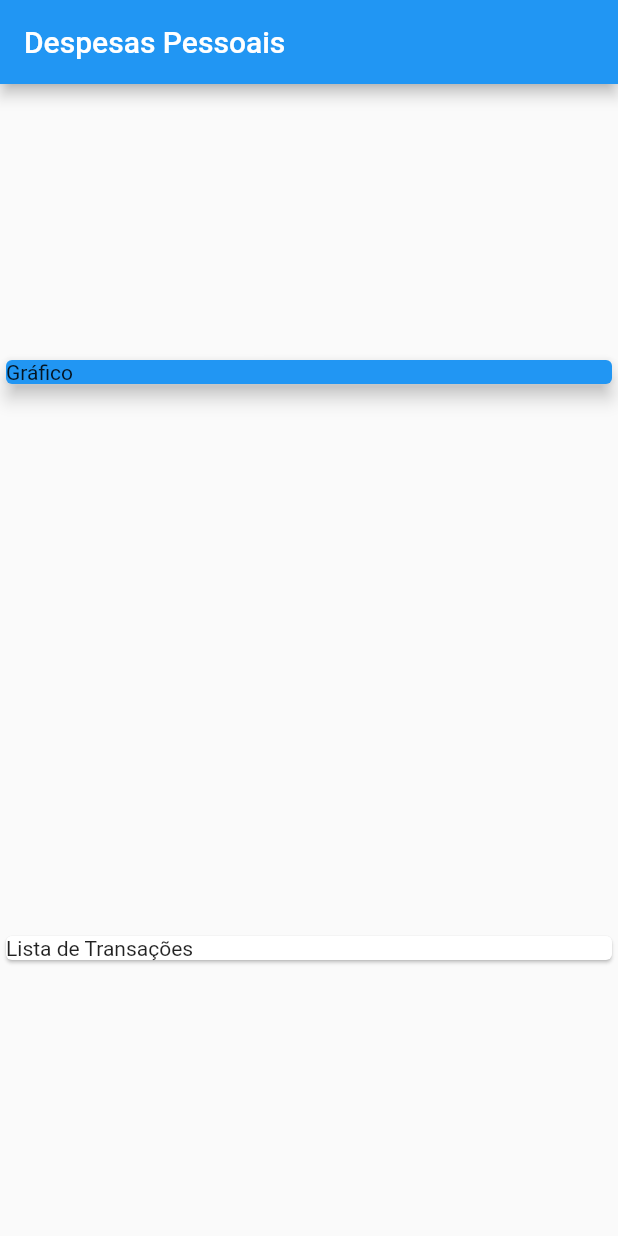
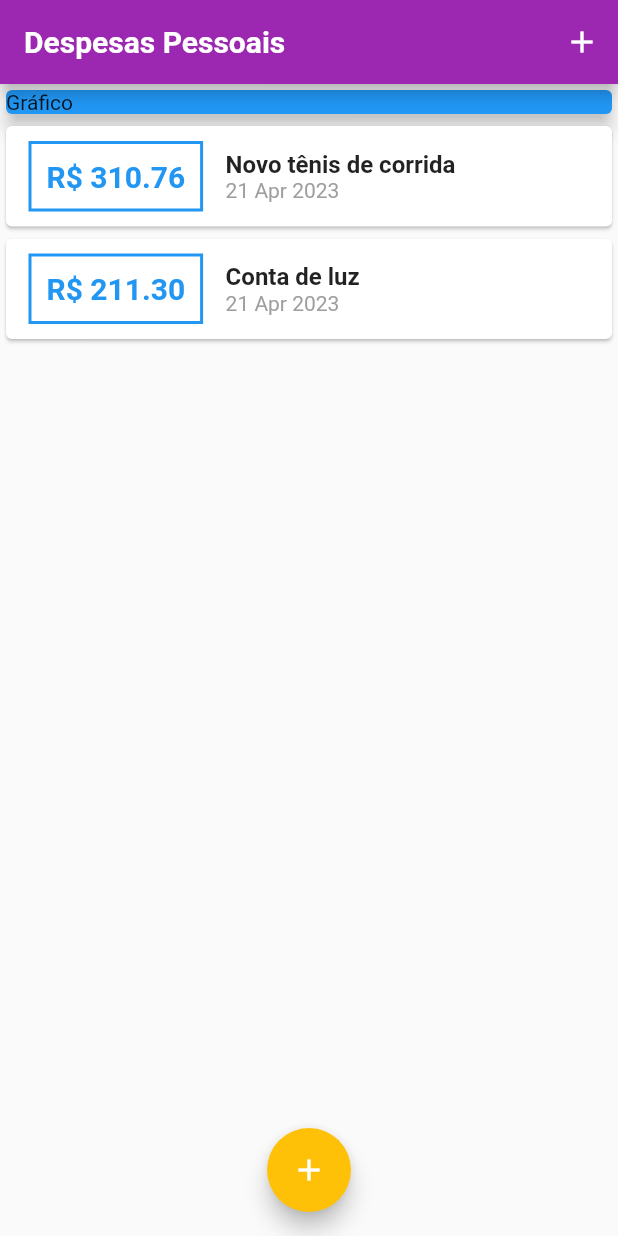
Before and after one commit to Ciciane/ExpensesApp, a Flutter app: the screen it shows after launch, on a phone screen of 412 x 824 dp. Run offline on Flutter 3.47's test engine with Material 2 defaults, Android fonts, the phone set to English and light mode, and no system bars; Roboto replaces fonts that are missing (OpenSans).

```diff
--- /dev/null
+++ b/expenses/lib/components/transaction_list.dart
@@ -0,0 +1,65 @@
+import 'package:expenses/models/transaction.dart';
+import 'package:flutter/widgets.dart';
+import 'package:flutter/material.dart';
+import 'package:intl/intl.dart';
+
+class TransactionList extends StatelessWidget {
+  final List<Transaction> transactions;
+
+  TransactionList(this.transactions);
+
+  @override
+  Widget build(BuildContext context) {
+    return Container(
+      height: 300,
+      child: ListView.builder(
+        //exibe os elementos necessários, otimizando a aplicação
+        itemCount: transactions.length,
+        itemBuilder: (ctx, index) {
+          final tr = transactions[index];
+          return Card(
+            child: Row(
+              children: <Widget>[
+                Container(
+                  margin: EdgeInsets.symmetric(horizontal: 15, vertical: 10),
+                  decoration: BoxDecoration(
+                      border: Border.all(
+                    color: Theme.of(context).primaryColor,
+                    width: 2,
+                  )),
+                  padding: EdgeInsets.all(10),
+                  child: Text(
+                    'R\$ ${tr.value.toStringAsFixed(2)}',
+                    style: TextStyle(
+                      fontWeight: FontWeight.bold,
+                      fontSize: 20,
+                      color: Theme.of(context).primaryColor,
+                    ),
+                  ),
+                ),
+                Column(
+                  crossAxisAlignment: CrossAxisAlignment.start,
+                  children: <Widget>[
+                    Text(
+                      tr.title,
+                      style: TextStyle(
+                        fontSize: 16,
+                        fontWeight: FontWeight.bold,
+                      ),
+                    ),
+                    Text(
+                      DateFormat('d MMM y').format(tr.date),
+                      style: TextStyle(
+                        color: Colors.grey,
+                      ),
+                    ),
+                  ],
+                )
+              ],
+            ),
+          );
+        },
+      ),
+    );
+  }
+}
--- a/expenses/lib/main.dart
+++ b/expenses/lib/main.dart
@@ -1,18 +1,51 @@
-import 'package:expenses/models/transaction.dart';
 import 'package:flutter/src/widgets/framework.dart';
 import 'package:flutter/src/widgets/placeholder.dart';
 import 'package:flutter/material.dart';
+import 'dart:math';
+import './components/transaction_form.dart';
+import './components/transaction_list.dart';
+import '../models/transaction.dart';
 
 main() => runApp(ExpensesApp());
 
 class ExpensesApp extends StatelessWidget {
   @override
   Widget build(BuildContext context) {
-    return MaterialApp(home: MyHomePage());
+    final ThemeData tema = ThemeData();
+
+    return MaterialApp(
+      home: MyHomePage(),
+      theme: tema.copyWith(
+        colorScheme: tema.colorScheme.copyWith(
+          primary: Colors.purple,
+          secondary: Colors.amber,
+        ),
+        textTheme: tema.textTheme.copyWith(
+          headline6: TextStyle(
+            fontFamily: 'OpenSans',
+            fontSize: 18,
+            fontWeight: FontWeight.bold,
+            color: Colors.black,
+          ),
+        ),
+        appBarTheme: AppBarTheme(
+          titleTextStyle: TextStyle(
+            fontFamily: 'OpenSans',
+            fontSize: 20,
+            fontWeight: FontWeight.bold,
+          ),
+        ),
+      ),
+    );
   }
 }
 
-class MyHomePage extends StatelessWidget {
+class MyHomePage extends StatefulWidget {
+  @override
+  _MyHomePageState createState() => _MyHomePageState();
+}
+
+class _MyHomePageState extends State<MyHomePage> {
   final _transactions = [
     Transaction(
       id: 't1',
@@ -28,14 +61,44 @@ class MyHomePage extends StatelessWidget {
     ),
   ];
 
+  _addTransaction(String title, double value) {
+    final newTransaction = Transaction(
+      id: Random().nextDouble().toString(),
+      title: title,
+      value: value,
+      date: DateTime.now(),
+    );
+
+    setState(() {
+      _transactions.add(newTransaction);
+    });
+
+    Navigator.of(context).pop(); // para fechar o modal
+  }
+
+  _openTransactionFormModal(BuildContext context) {
+    // vai abrir um modal para exibir os txFields
+    showModalBottomSheet(
+        context: context,
+        builder: (_) {
+          return TransactionForm(_addTransaction);
+        });
+  }
+
   @override
   Widget build(BuildContext context) {
     return Scaffold(
       appBar: AppBar(
         title: Text('Despesas Pessoais'),
+        actions: <Widget>[
+          IconButton(
+            icon: Icon(Icons.add),
+            onPressed: () => _openTransactionFormModal(context),
           ),
-      body: Column(
-        mainAxisAlignment: MainAxisAlignment.spaceAround,
+        ],
+      ),
+      body: SingleChildScrollView(
+        child: Column(
           crossAxisAlignment: CrossAxisAlignment.stretch,
           children: <Widget>[
             Container(
@@ -46,11 +109,15 @@ class MyHomePage extends StatelessWidget {
                 elevation: 5,
               ),
             ),
-          Card(
-            child: Text('Lista de Transações'),
-          )
+            TransactionList(_transactions),
           ],
         ),
+      ),
+      floatingActionButton: FloatingActionButton(
+        child: Icon(Icons.add),
+        onPressed: () => _openTransactionFormModal(context),
+      ),
+      floatingActionButtonLocation: FloatingActionButtonLocation.centerFloat,
     );
   }
 }
--- a/expenses/pubspec.yaml
+++ b/expenses/pubspec.yaml
@@ -30,6 +30,7 @@ environment:
 dependencies:
   flutter:
     sdk: flutter
+  intl: ^0.18.0
 
 
   # The following adds the Cupertino Icons font to your application.
```
Also changed, not shown: expenses/lib/components/transaction_form.dart (added, +69 -0 lines). Lines whose indentation alone changed are shown as unchanged.
